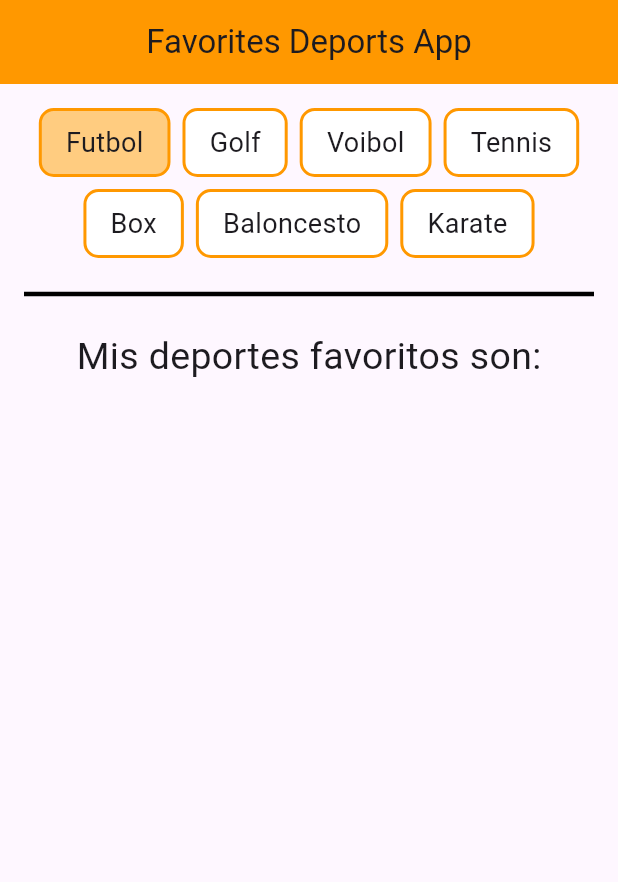
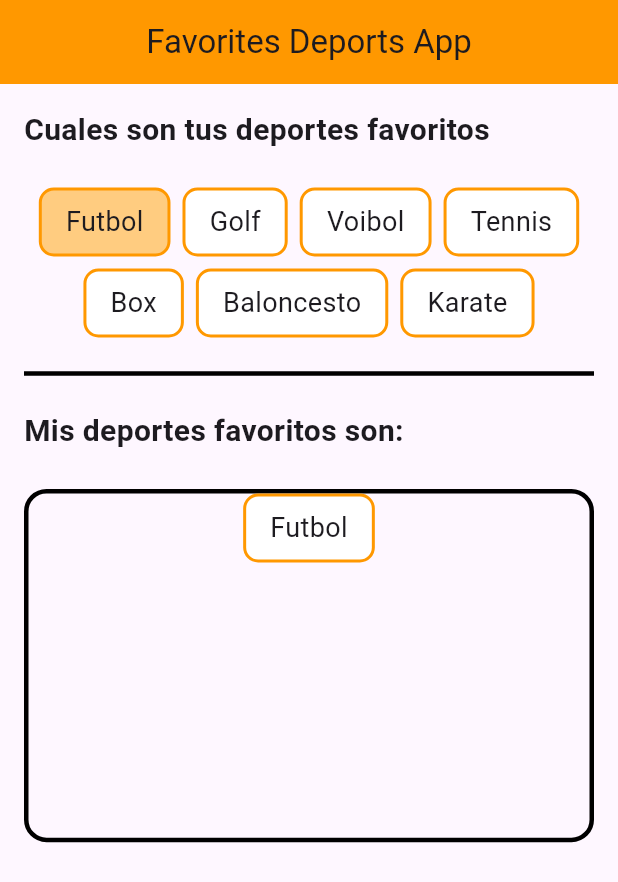
Before and after one commit to dennisqc/FlutterExercises, a Flutter app: the screen it shows after launch, after a tap on "Futbol", on a phone screen of 412 x 824 dp. Shown: the top 882 px of the screen. Run offline on Flutter 3.47's test engine with Material 3 defaults, Android fonts, the phone set to English and light mode, and no system bars; missing offline and left inert: dart:ffi.

Commit message:
update app

```diff
--- a/lib/pages/favorites_deports_page.dart
+++ b/lib/pages/favorites_deports_page.dart
@@ -1,4 +1,6 @@
 import 'package:flutter/material.dart';
+import 'package:sliderexample/widget/item_deport_widget.dart';
+import 'package:sliderexample/widget/titulo_widget.dart';
 
 class FavoritesDeportsPage extends StatefulWidget {
   const FavoritesDeportsPage({super.key});
@@ -17,7 +19,7 @@ class _FavoritesDeportsPageState extends State<FavoritesDeportsPage> {
     {"name": "Baloncesto", "isfavorite": false},
     {"name": "Karate", "isfavorite": false},
   ];
-
+  List<Map<String, dynamic>> favoriteDeporList = [];
   @override
   Widget build(BuildContext context) {
     return Scaffold(
@@ -29,76 +31,63 @@ class _FavoritesDeportsPageState extends State<FavoritesDeportsPage> {
       body: Padding(
         padding: const EdgeInsets.all(16.0),
         child: Column(
+          crossAxisAlignment: CrossAxisAlignment.start,
           children: [
-
-            Wrap(
+            TituloWidget("Cuales son tus deportes favoritos"),
+            Center(
+              child: Wrap(
                 spacing: 8,
                 runSpacing: 8,
                 alignment: WrapAlignment.center,
                 children: [
                   for (int i = 0; i < deportList.length; i++)
-                  ItemDportWidget(deportList[i])
+                    ItemDportWidget(deportList[i], () {
+                      print(deportList[i]["name"]);
+                      //widget.deporte["isfavorite"] = !widget.deporte["isfavorite"];
+                      deportList[i]["isfavorite"] =
+                          !deportList[i]["isfavorite"];
+                      if (deportList[i]["isfavorite"] == true) {
+                        favoriteDeporList.add(deportList[i]);
+                        setState(() {});
+                      } else {
+                        favoriteDeporList.remove(deportList[i]);
+                      }
+                      setState(() {});
+                      // _containerColor = Colors.orange.shade200;
+                    }, false)
                 ],
               ),
-         const   Divider(
+            ),
+            const Divider(
               thickness: 3,
               color: Colors.black,
               height: 48,
             ),
-            TituloWidget("Mis deportes favoritos son:")
+            TituloWidget("Mis deportes favoritos son:"),
+            Container(
+              height: MediaQuery.of(context).size.height / 3.5,
+              width: double.infinity,
+              decoration: BoxDecoration(
+                  borderRadius: BorderRadius.circular(15),
+                  border: Border.all(width: 3, color: Colors.black)),
+              child: Wrap(
+                spacing: 8,
+                runSpacing: 8,
+                alignment: WrapAlignment.center,
+                children: [
+                  for (int i = 0; i < favoriteDeporList.length; i++)
+                    ItemDportWidget(favoriteDeporList[i], () {
+                      favoriteDeporList[i]["isfavorite"] = false;
+                      favoriteDeporList.remove(favoriteDeporList[i]);
+
+                      setState(() {});
+                    }, true)
+                ],
+              ),
+            ),
           ],
         ),
       ),
     );
   }
 }
-
-class TituloWidget extends StatelessWidget {
-  String texto;
-  TituloWidget(this.texto);
-
-  @override
-  Widget build(BuildContext context) {
-    return Text(
-      texto,
-      style: const TextStyle(fontSize: 25),
-    );
-  }
-}
-
-class ItemDportWidget extends StatefulWidget {
-  Map<String, dynamic> deporte;
-
-  ItemDportWidget(this.deporte);
-
-  @override
-  State<ItemDportWidget> createState() => _ItemDportWidgetState();
-}
-
-class _ItemDportWidgetState extends State<ItemDportWidget> {
-  @override
-  Widget build(BuildContext context) {
-    return GestureDetector(
-        onTap: () {
-          print(widget.deporte["name"]);
-          widget.deporte["isfavorite"] = true;
-          setState(() {
-
-          });
-          // _containerColor = Colors.orange.shade200;
-        },
-        child: Container(
-          padding: EdgeInsets.symmetric(horizontal: 16, vertical: 8),
-          decoration: BoxDecoration(
-              color: widget.deporte["isfavorite"]
-                  ? Colors.orange.shade200
-                  : Colors.white,
-              borderRadius: BorderRadius.circular(10),
-              border: Border.all(color: Colors.orange, width: 2)),
-          child: Text(
-            widget.deporte["name"],
-            style: TextStyle(fontSize: 18),
-          ),
-        ));
-  }
-}
--- /dev/null
+++ b/lib/widget/item_deport_widget.dart
@@ -0,0 +1,34 @@
+import 'package:flutter/material.dart';
+
+class ItemDportWidget extends StatefulWidget {
+  Map<String, dynamic> deporte;
+  VoidCallback onTap;
+  bool isFavoriteListContainer;
+  ItemDportWidget(this.deporte, this.onTap, this.isFavoriteListContainer);
+
+  @override
+  State<ItemDportWidget> createState() => _ItemDportWidgetState();
+}
+
+class _ItemDportWidgetState extends State<ItemDportWidget> {
+  @override
+  Widget build(BuildContext context) {
+    return GestureDetector(
+        onTap: widget.onTap,
+        child: Container(
+          padding: EdgeInsets.symmetric(horizontal: 16, vertical: 8),
+          decoration: BoxDecoration(
+              color: widget.isFavoriteListContainer
+                  ? Colors.white
+                  : widget.deporte["isfavorite"]
+                      ? Colors.orange.shade200
+                      : Colors.white,
+              borderRadius: BorderRadius.circular(10),
+              border: Border.all(color: Colors.orange, width: 2)),
+          child: Text(
+            widget.deporte["name"],
+            style: TextStyle(fontSize: 18),
+          ),
+        ));
+  }
+}
--- /dev/null
+++ b/lib/widget/titulo_widget.dart
@@ -0,0 +1,18 @@
+
+import 'package:flutter/material.dart';
+
+class TituloWidget extends StatelessWidget {
+  String texto;
+
+  TituloWidget(this.texto);
+  @override
+  Widget build(BuildContext context) {
+    return Padding(
+      padding: const EdgeInsets.only(bottom: 24),
+      child: Text(
+        texto,
+        style: TextStyle(fontSize: 20, fontWeight: FontWeight.bold),
+      ),
+    );
+  }
+}
```
Lines whose indentation alone changed are shown as unchanged.
